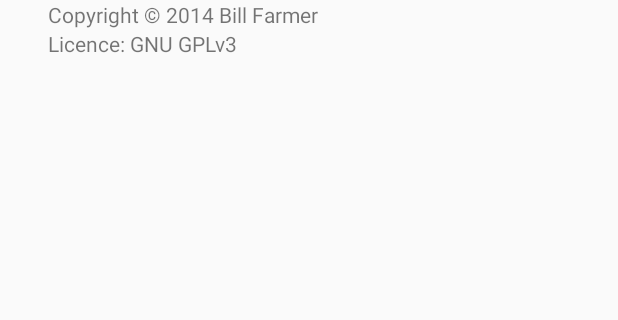
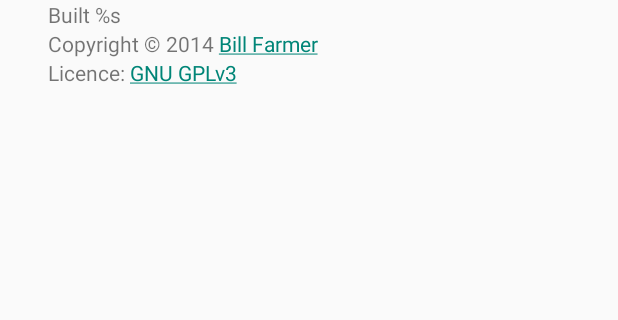
Before and after one commit to billthefarmer/accordion, an Android app: the layout about_dialog.xml on its own in the app's theme, with its tools: preview values and no code run, on a phone screen of 412 x 824 dp, the part 125-445 px from its top. Run offline under Robolectric (Android 15) with nearby library versions, the phone set to English and light mode, and no system bars.

Commit message:
Update about dialog

```diff
--- a/build.gradle
+++ b/build.gradle
@@ -14,6 +14,10 @@ android {
     compileSdkVersion 'android-22'
     buildToolsVersion '27.0.2'
 
+    defaultConfig {
+        buildConfigField "long", "BUILT", System.currentTimeMillis() + "L"
+    }
+
     lintOptions {
 	disable 'IconDipSize', 'IconDensities', 'IconDuplicates'
         // abortOnError false
--- a/src/main/res/layout/about_dialog.xml
+++ b/src/main/res/layout/about_dialog.xml
@@ -12,6 +12,13 @@
       android:layout_marginLeft="32dp"
       android:layout_marginRight="32dp"
       android:text="@string/pref_about_summ" />
+  <TextView
+      android:id="@+id/built"
+      android:layout_width="wrap_content"
+      android:layout_height="wrap_content"
+      android:layout_marginLeft="32dp"
+      android:layout_marginRight="32dp"
+      android:text="@string/built" />
   <TextView
       android:id="@+id/copyright"
       android:layout_width="wrap_content"
--- a/src/main/res/values/strings.xml
+++ b/src/main/res/values/strings.xml
@@ -8,8 +8,13 @@
   <string name="buttons_normal">Buttons normal</string>
   <string name="buttons_reversed">Buttons reversed</string>
 
-  <string name="copyright">Copyright \u00A9 2014 Bill Farmer</string>
-  <string name="licence">Licence: GNU GPLv3</string>
+  <string name="copyright">Copyright \u00A9 2014 <a
+  href="http://billthefarmer.github.io">Bill Farmer</a>
+  </string>
+  <string name="built">Built %s</string>
+  <string name="licence">Licence: <a
+  href="https://www.gnu.org/licenses/gpl.txt">GNU GPLv3</a>
+  </string>
 
   <string name="pref_instrument">Instrument</string>
   <string name="pref_instrument_summ">%s</string>
```
Also changed, not shown: src/main/java/org/billthefarmer/accordion/AboutPreference.java (+28 -0 lines), 1 other file.
